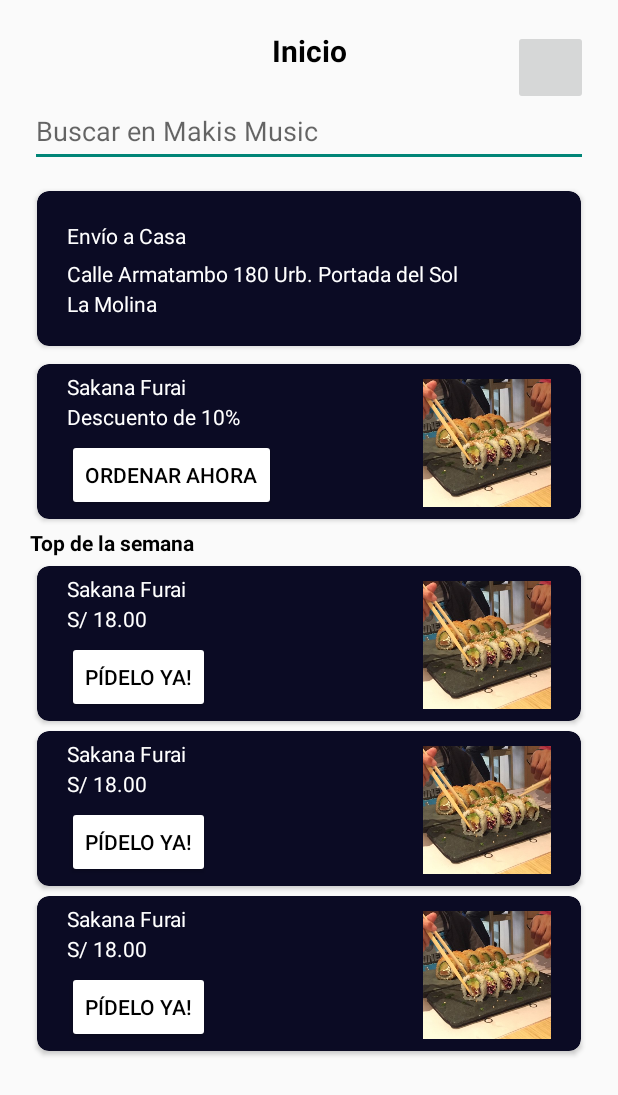
After one commit to gcquirozguzman/makimusic, an Android app: the PrincipalActivity screen opened directly, with no data from a screen before it, on a phone screen of 412 x 824 dp. The commit adds this screen. Shown: the top 1095 px of the screen. Run offline under Robolectric (Android 15) with nearby library versions, the phone set to English and light mode, and no system bars.

Commit message:
Se agrega cambios para pantalla principal

```diff
--- a/app/src/main/java/com/upc/proyectofinal/LoginActivity.kt
+++ b/app/src/main/java/com/upc/proyectofinal/LoginActivity.kt
@@ -74,7 +74,7 @@ class LoginActivity : AppCompatActivity() {
         auth.signInWithCredential(credential).addOnCompleteListener{
 
             if(it.isSuccessful){
-                val intent: Intent = Intent(this, ListaActivity::class.java)
+                val intent: Intent = Intent(this, PrincipalActivity::class.java)
                 intent.putExtra("email", account.email)
                 intent.putExtra("name", account.displayName)
                 startActivity(intent)
--- /dev/null
+++ b/app/src/main/java/com/upc/proyectofinal/PrincipalActivity.kt
@@ -0,0 +1,29 @@
+package com.upc.proyectofinal
+
+import android.content.Intent
+import androidx.appcompat.app.AppCompatActivity
+import android.os.Bundle
+import android.widget.Button
+import com.google.android.gms.auth.api.signin.GoogleSignIn
+import com.google.android.gms.auth.api.signin.GoogleSignInOptions
+
+class PrincipalActivity : AppCompatActivity() {
+
+    private lateinit var btnCerrar: Button
+
+    override fun onCreate(savedInstanceState: Bundle?) {
+        super.onCreate(savedInstanceState)
+        setContentView(R.layout.activity_principal)
+
+        btnCerrar=findViewById(R.id.button3)
+        btnCerrar.setOnClickListener{
+            GoogleSignIn.getClient(
+                this,
+                GoogleSignInOptions.Builder(GoogleSignInOptions.DEFAULT_SIGN_IN).build()
+            ).signOut()
+            val intent = Intent(this, LoginActivity::class.java)
+            startActivity(intent)
+        }
+
+    }
+}
--- /dev/null
+++ b/app/src/main/res/drawable/ic_person.xml
@@ -0,0 +1,5 @@
+<vector android:height="24dp" android:tint="#6A6A6A"
+    android:viewportHeight="24" android:viewportWidth="24"
+    android:width="24dp" xmlns:android="http://schemas.android.com/apk/res/android">
+    <path android:fillColor="@android:color/white" android:pathData="M12,12c2.21,0 4,-1.79 4,-4s-1.79,-4 -4,-4 -4,1.79 -4,4 1.79,4 4,4zM12,14c-2.67,0 -8,1.34 -8,4v2h16v-2c0,-2.66 -5.33,-4 -8,-4z"/>
+</vector>
--- a/app/src/main/res/layout/activity_lista.xml
+++ b/app/src/main/res/layout/activity_lista.xml
@@ -10,7 +10,7 @@
     <Button
         android:id="@+id/btnCerrar"
         android:layout_width="120dp"
-        android:layout_height="44dp"
+        android:layout_height="48dp"
         android:background="@color/black"
         android:text="Cerrar Sesión"
         android:textColor="@color/white"
--- /dev/null
+++ b/app/src/main/res/layout/activity_principal.xml
@@ -0,0 +1,319 @@
+<?xml version="1.0" encoding="utf-8"?>
+
+<ScrollView xmlns:android="http://schemas.android.com/apk/res/android"
+    xmlns:app="http://schemas.android.com/apk/res-auto"
+    xmlns:tools="http://schemas.android.com/tools"
+    android:layout_width="match_parent"
+    android:layout_height="match_parent"
+    tools:context=".PrincipalActivity">
+
+    <androidx.constraintlayout.widget.ConstraintLayout xmlns:android="http://schemas.android.com/apk/res/android"
+        xmlns:app="http://schemas.android.com/apk/res-auto"
+        xmlns:tools="http://schemas.android.com/tools"
+        android:layout_width="match_parent"
+        android:layout_height="match_parent"
+        android:layout_margin="20dp"
+        tools:context=".PrincipalActivity">
+
+        <TextView
+            android:id="@+id/textView21"
+            android:layout_width="wrap_content"
+            android:layout_height="wrap_content"
+            android:text="Top de la semana"
+            android:textColor="@color/black"
+            android:textStyle="bold"
+            app:layout_constraintStart_toStartOf="parent"
+            app:layout_constraintTop_toBottomOf="@+id/cardView1" />
+
+        <TextView
+            android:id="@+id/textView14"
+            android:layout_width="wrap_content"
+            android:layout_height="wrap_content"
+            android:text="Inicio"
+            android:textSize="20dp"
+            android:textStyle="bold"
+            android:textColor="@color/black"
+            app:layout_constraintEnd_toEndOf="parent"
+            app:layout_constraintStart_toStartOf="parent"
+            app:layout_constraintTop_toTopOf="parent" />
+
+        <com.google.android.material.textfield.TextInputEditText
+            android:id="@+id/textInputEditText"
+            android:layout_width="match_parent"
+            android:layout_height="wrap_content"
+            android:layout_marginTop="16dp"
+            android:hint="Buscar en Makis Music"
+            android:minHeight="48dp"
+            app:layout_constraintEnd_toEndOf="parent"
+            app:layout_constraintStart_toStartOf="parent"
+            app:layout_constraintTop_toBottomOf="@+id/textView14" />
+
+        <androidx.cardview.widget.CardView
+            android:layout_width="match_parent"
+            android:layout_height="115dp"
+            android:layout_marginTop="10dp"
+            app:cardBackgroundColor="@color/envioCasa"
+            app:cardCornerRadius="8dp"
+            app:cardUseCompatPadding="true"
+            app:layout_constraintEnd_toEndOf="parent"
+            app:layout_constraintStart_toStartOf="parent"
+            app:layout_constraintTop_toBottomOf="@+id/textInputEditText">
+
+
+            <TextView
+                android:id="@+id/textView15"
+                android:layout_width="wrap_content"
+                android:layout_height="wrap_content"
+                android:layout_marginTop="20dp"
+                android:layout_marginLeft="20dp"
+                android:text="Envío a Casa"
+                android:textColor="@color/white" />
+
+            <TextView
+                android:id="@+id/textView17"
+                android:layout_width="wrap_content"
+                android:layout_height="wrap_content"
+                android:textColor="@color/white"
+                android:layout_marginTop="45dp"
+                android:layout_marginLeft="20dp"
+                android:text="Calle Armatambo 180 Urb. Portada del Sol" />
+
+            <TextView
+                android:id="@+id/textView18"
+                android:layout_width="wrap_content"
+                android:layout_height="wrap_content"
+                android:textColor="@color/white"
+                android:layout_marginTop="65dp"
+                android:layout_marginLeft="20dp"
+                android:text="La Molina" />
+
+        </androidx.cardview.widget.CardView>
+
+        <androidx.cardview.widget.CardView
+            android:id="@+id/cardView1"
+            android:layout_width="match_parent"
+            android:layout_height="115dp"
+            android:layout_marginTop="125dp"
+            app:cardBackgroundColor="@color/envioCasa"
+            app:cardCornerRadius="8dp"
+            app:cardUseCompatPadding="true"
+            app:layout_constraintEnd_toEndOf="parent"
+            app:layout_constraintHorizontal_bias="0.0"
+            app:layout_constraintStart_toStartOf="parent"
+            app:layout_constraintTop_toBottomOf="@+id/textInputEditText">
+
+
+            <TextView
+                android:id="@+id/textView22"
+                android:layout_width="wrap_content"
+                android:layout_height="wrap_content"
+                android:layout_marginLeft="20dp"
+                android:layout_marginTop="5dp"
+                android:text="Sakana Furai"
+                android:textColor="@color/white" />
+
+            <TextView
+                android:id="@+id/textView23"
+                android:layout_width="wrap_content"
+                android:layout_height="wrap_content"
+                android:layout_marginLeft="20dp"
+                android:layout_marginTop="25dp"
+                android:text="Descuento de 10%"
+                android:textColor="@color/white" />
+
+            <Button
+                android:id="@+id/button3"
+                android:layout_width="wrap_content"
+                android:layout_height="wrap_content"
+                android:layout_marginLeft="20dp"
+                android:layout_marginTop="50dp"
+                android:text="Ordenar Ahora"
+                android:textColor="@color/black"
+                app:backgroundTint="@color/white" />
+
+            <ImageView
+                android:id="@+id/imageView3"
+                android:layout_width="85dp"
+                android:layout_height="85dp"
+                android:layout_gravity="right"
+                android:layout_marginTop="10dp"
+                android:layout_marginRight="20dp"
+                app:srcCompat="@drawable/sakanafurai" />
+
+
+        </androidx.cardview.widget.CardView>
+
+        <androidx.cardview.widget.CardView
+            android:id="@+id/cardView2"
+            android:layout_width="match_parent"
+            android:layout_height="115dp"
+            android:layout_marginTop="260dp"
+            app:cardBackgroundColor="@color/envioCasa"
+            app:cardCornerRadius="8dp"
+            app:cardUseCompatPadding="true"
+            app:layout_constraintEnd_toEndOf="parent"
+            app:layout_constraintHorizontal_bias="0.0"
+            app:layout_constraintStart_toStartOf="parent"
+            app:layout_constraintTop_toBottomOf="@+id/textInputEditText">
+
+
+            <TextView
+                android:id="@+id/textView25"
+                android:layout_width="wrap_content"
+                android:layout_height="wrap_content"
+                android:layout_marginLeft="20dp"
+                android:layout_marginTop="5dp"
+                android:text="Sakana Furai"
+                android:textColor="@color/white" />
+
+            <TextView
+                android:id="@+id/textView26"
+                android:layout_width="wrap_content"
+                android:layout_height="wrap_content"
+                android:layout_marginLeft="20dp"
+                android:layout_marginTop="25dp"
+                android:text="S/ 18.00"
+                android:textColor="@color/white" />
+
+            <Button
+                android:id="@+id/button4"
+                android:layout_width="wrap_content"
+                android:layout_height="wrap_content"
+                android:layout_marginLeft="20dp"
+                android:layout_marginTop="50dp"
+                android:text="Pídelo Ya!"
+                android:textColor="@color/black"
+                app:backgroundTint="@color/white" />
+
+            <ImageView
+                android:id="@+id/imageView4"
+                android:layout_width="85dp"
+                android:layout_height="85dp"
+                android:layout_gravity="right"
+                android:layout_marginTop="10dp"
+                android:layout_marginRight="20dp"
+                app:srcCompat="@drawable/sakanafurai" />
+
+
+        </androidx.cardview.widget.CardView>
+
+        <androidx.cardview.widget.CardView
+            android:id="@+id/cardView3"
+            android:layout_width="match_parent"
+            android:layout_height="115dp"
+            android:layout_marginTop="370dp"
+            app:cardBackgroundColor="@color/envioCasa"
+            app:cardCornerRadius="8dp"
+            app:cardUseCompatPadding="true"
+            app:layout_constraintEnd_toEndOf="parent"
+            app:layout_constraintHorizontal_bias="0.0"
+            app:layout_constraintStart_toStartOf="parent"
+            app:layout_constraintTop_toBottomOf="@+id/textInputEditText">
+
+
+            <TextView
+                android:id="@+id/textView28"
+                android:layout_width="wrap_content"
+                android:layout_height="wrap_content"
+                android:layout_marginLeft="20dp"
+                android:layout_marginTop="5dp"
+                android:text="Sakana Furai"
+                android:textColor="@color/white" />
+
+            <TextView
+                android:id="@+id/textView29"
+                android:layout_width="wrap_content"
+                android:layout_height="wrap_content"
+                android:layout_marginLeft="20dp"
+                android:layout_marginTop="25dp"
+                android:text="S/ 18.00"
+                android:textColor="@color/white" />
+
+            <Button
+                android:id="@+id/button5"
+                android:layout_width="wrap_content"
+                android:layout_height="wrap_content"
+                android:layout_marginLeft="20dp"
+                android:layout_marginTop="50dp"
+                android:text="Pídelo Ya!"
+                android:textColor="@color/black"
+                app:backgroundTint="@color/white" />
+
+            <ImageView
+                android:id="@+id/imageView5"
+                android:layout_width="85dp"
+                android:layout_height="85dp"
+                android:layout_gravity="right"
+                android:layout_marginTop="10dp"
+                android:layout_marginRight="20dp"
+                app:srcCompat="@drawable/sakanafurai" />
+
+        </androidx.cardview.widget.CardView>
+
+        <androidx.cardview.widget.CardView
+            android:id="@+id/cardView4"
+            android:layout_width="match_parent"
+            android:layout_height="115dp"
+            android:layout_marginTop="480dp"
+            app:cardBackgroundColor="@color/envioCasa"
+            app:cardCornerRadius="8dp"
+            app:cardUseCompatPadding="true"
+            app:layout_constraintEnd_toEndOf="parent"
+            app:layout_constraintHorizontal_bias="0.0"
+            app:layout_constraintStart_toStartOf="parent"
+            app:layout_constraintTop_toBottomOf="@+id/textInputEditText">
+
+
+            <TextView
+                android:id="@+id/textView30"
+                android:layout_width="wrap_content"
+                android:layout_height="wrap_content"
+                android:layout_marginLeft="20dp"
+                android:layout_marginTop="5dp"
+                android:text="Sakana Furai"
+                android:textColor="@color/white" />
+
+            <TextView
+                android:id="@+id/textView31"
+                android:layout_width="wrap_content"
+                android:layout_height="wrap_content"
+                android:layout_marginLeft="20dp"
+                android:layout_marginTop="25dp"
+                android:text="S/ 18.00"
+                android:textColor="@color/white" />
+
+            <Button
+                android:id="@+id/button6"
+                android:layout_width="wrap_content"
+                android:layout_height="wrap_content"
+                android:layout_marginLeft="20dp"
+                android:layout_marginTop="50dp"
+                android:text="Pídelo Ya!"
+                android:textColor="@color/black"
+                app:backgroundTint="@color/white" />
+
+            <ImageView
+                android:id="@+id/imageView6"
+                android:layout_width="85dp"
+                android:layout_height="85dp"
+                android:layout_gravity="right"
+                android:layout_marginTop="10dp"
+                android:layout_marginRight="20dp"
+                app:srcCompat="@drawable/sakanafurai" />
+
+        </androidx.cardview.widget.CardView>
+
+        <ImageButton
+            android:id="@+id/imageButton"
+            android:layout_width="50dp"
+            android:layout_height="50dp"
+            android:padding="4dp"
+            android:scaleType="fitCenter"
+            app:layout_constraintEnd_toEndOf="parent"
+            app:layout_constraintTop_toTopOf="parent"
+            tools:ignore="SpeakableTextPresentCheck"
+            tools:srcCompat="@tools:sample/avatars" />
+
+    </androidx.constraintlayout.widget.ConstraintLayout>
+
+</ScrollView>
--- a/app/src/main/res/values/colors.xml
+++ b/app/src/main/res/values/colors.xml
@@ -11,4 +11,5 @@
     <color name="makis1">#4B60DD</color>
     <color name="makis2">#345671</color>
     <color name="transparente">#CCFF0000</color>
+    <color name="envioCasa">#0B0B24</color>
 </resources>
--- a/build.gradle
+++ b/build.gradle
@@ -7,7 +7,7 @@ buildscript {
 plugins {
     id 'com.android.application' version '7.1.0' apply false
     id 'com.android.library' version '7.1.0' apply false
-    id 'org.jetbrains.kotlin.android' version '1.6.10' apply false
+    id 'org.jetbrains.kotlin.android' version '1.7.10' apply false
 }
 
 task clean(type: Delete) {
```
Also changed, not shown: app/src/main/AndroidManifest.xml (+12 -8 lines), app/src/main/res/drawable-v24/sakanafurai.jpg (added), app/src/main/res/drawable-v24/usuario.png (added), app/src/main/res/drawable-v24/usuariocirculo.png (added).
